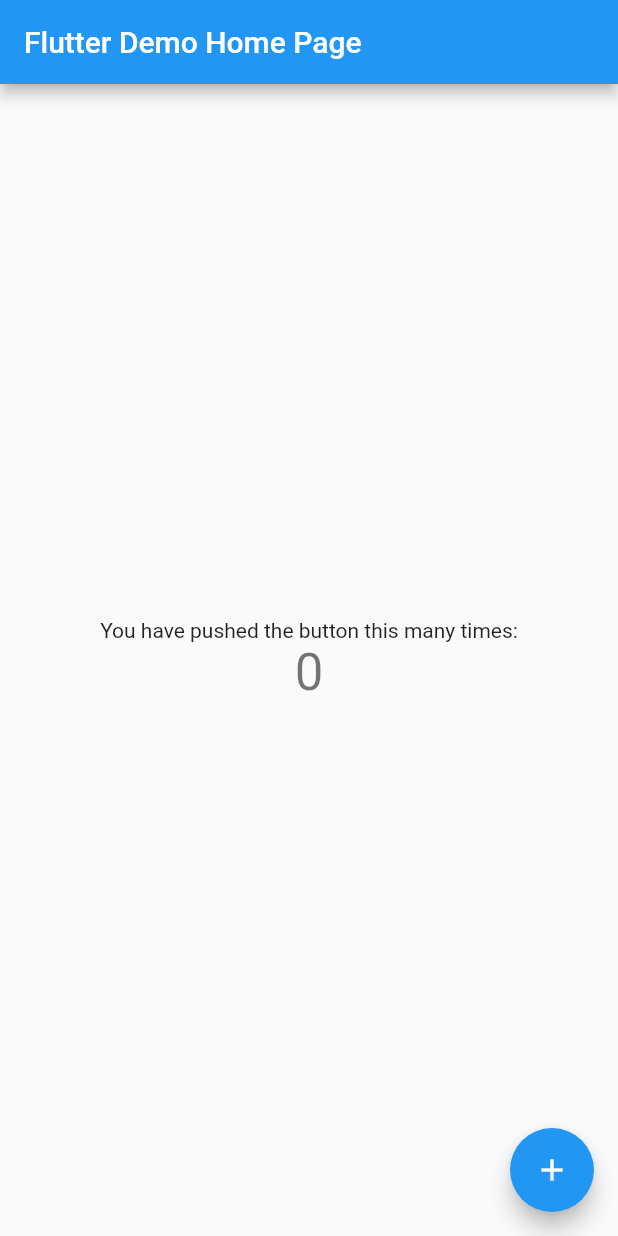
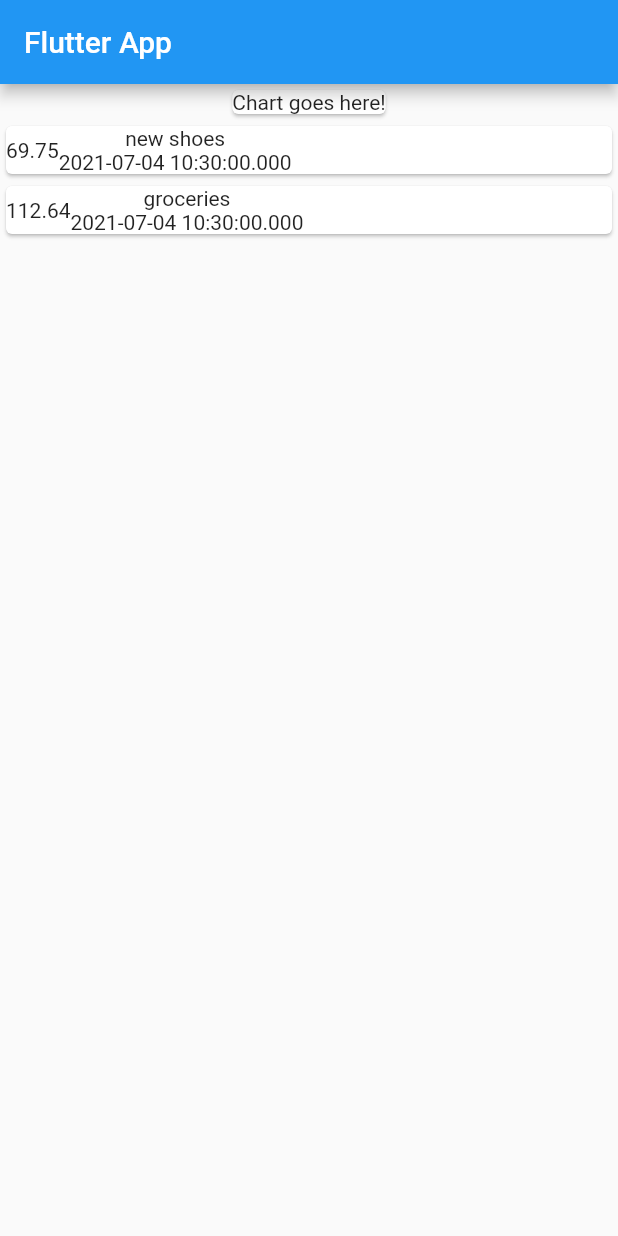
Before and after one commit to yaser-eftekhari/flutter-expense_planner, a Flutter app: the screen it shows after launch, on a phone screen of 412 x 824 dp. Run offline on Flutter 3.47's test engine with Material 2 defaults, Android fonts, the phone set to English and light mode, and no system bars.

Commit message:
added Transaction as a class; displaying a transaction as a card

```diff
--- a/lib/main.dart
+++ b/lib/main.dart
@@ -1,113 +1,73 @@
 import 'package:flutter/material.dart';
 
-void main() {
-  runApp(MyApp());
-}
+import './transaction.dart';
+
+void main() => runApp(MyApp());
 
 class MyApp extends StatelessWidget {
-  // This widget is the root of your application.
   @override
   Widget build(BuildContext context) {
     return MaterialApp(
-      title: 'Flutter Demo',
-      theme: ThemeData(
-        // This is the theme of your application.
-        //
-        // Try running your application with "flutter run". You'll see the
-        // application has a blue toolbar. Then, without quitting the app, try
-        // changing the primarySwatch below to Colors.green and then invoke
-        // "hot reload" (press "r" in the console where you ran "flutter run",
-        // or simply save your changes to "hot reload" in a Flutter IDE).
-        // Notice that the counter didn't reset back to zero; the application
-        // is not restarted.
-        primarySwatch: Colors.blue,
-      ),
-      home: MyHomePage(title: 'Flutter Demo Home Page'),
+      title: 'Flutter App',
+      home: MyHomePage(),
     );
   }
 }
 
-class MyHomePage extends StatefulWidget {
-  MyHomePage({Key? key, required this.title}) : super(key: key);
-
-  // This widget is the home page of your application. It is stateful, meaning
-  // that it has a State object (defined below) that contains fields that affect
-  // how it looks.
-
-  // This class is the configuration for the state. It holds the values (in this
-  // case the title) provided by the parent (in this case the App widget) and
-  // used by the build method of the State. Fields in a Widget subclass are
-  // always marked "final".
-
-  final String title;
-
-  @override
-  _MyHomePageState createState() => _MyHomePageState();
-}
-
-class _MyHomePageState extends State<MyHomePage> {
-  int _counter = 0;
-
-  void _incrementCounter() {
-    setState(() {
-      // This call to setState tells the Flutter framework that something has
-      // changed in this State, which causes it to rerun the build method below
-      // so that the display can reflect the updated values. If we changed
-      // _counter without calling setState(), then the build method would not be
-      // called again, and so nothing would appear to happen.
-      _counter++;
-    });
-  }
+class MyHomePage extends StatelessWidget {
+  final List<Transaction> transaction = [
+    Transaction(
+      id: "id1",
+      title: "new shoes",
+      amount: 69.75,
+      date: DateTime.now(),
+    ),
+    Transaction(
+      id: "id2",
+      title: "groceries",
+      amount: 112.64,
+      date: DateTime.now(),
+    ),
+  ];
 
   @override
   Widget build(BuildContext context) {
-    // This method is rerun every time setState is called, for instance as done
-    // by the _incrementCounter method above.
-    //
-    // The Flutter framework has been optimized to make rerunning build methods
-    // fast, so that you can just rebuild anything that needs updating rather
-    // than having to individually change instances of widgets.
     return Scaffold(
       appBar: AppBar(
-        // Here we take the value from the MyHomePage object that was created by
-        // the App.build method, and use it to set our appbar title.
-        title: Text(widget.title),
+        title: Text('Flutter App'),
       ),
-      body: Center(
-        // Center is a layout widget. It takes a single child and positions it
-        // in the middle of the parent.
-        child: Column(
-          // Column is also a layout widget. It takes a list of children and
-          // arranges them vertically. By default, it sizes itself to fit its
-          // children horizontally, and tries to be as tall as its parent.
-          //
-          // Invoke "debug painting" (press "p" in the console, choose the
-          // "Toggle Debug Paint" action from the Flutter Inspector in Android
-          // Studio, or the "Toggle Debug Paint" command in Visual Studio Code)
-          // to see the wireframe for each widget.
-          //
-          // Column has various properties to control how it sizes itself and
-          // how it positions its children. Here we use mainAxisAlignment to
-          // center the children vertically; the main axis here is the vertical
-          // axis because Columns are vertical (the cross axis would be
-          // horizontal).
-          mainAxisAlignment: MainAxisAlignment.center,
-          children: <Widget>[
-            Text(
-              'You have pushed the button this many times:',
-            ),
-            Text(
-              '$_counter',
-              style: Theme.of(context).textTheme.headline4,
-            ),
-          ],
-        ),
+      body: Column(
+        children: [
+          Card(
+            child: Text("Chart goes here!"),
+          ),
+          Column(
+            children: [
+              ...transaction.map(
+                (tx) {
+                  return Card(
+                    child: Row(
+                      children: [
+                        Container(
+                          child: Text(tx.amount.toString()),
+                        ),
+                        Column(
+                          children: [
+                            Text(tx.title),
+                            Text(
+                              tx.date.toString(),
+                            ),
+                          ],
+                        ),
+                      ],
+                    ),
+                  );
+                },
+              )
+            ],
+          )
+        ],
       ),
-      floatingActionButton: FloatingActionButton(
-        onPressed: _incrementCounter,
-        tooltip: 'Increment',
-        child: Icon(Icons.add),
-      ), // This trailing comma makes auto-formatting nicer for build methods.
     );
   }
 }
--- /dev/null
+++ b/lib/transaction.dart
@@ -0,0 +1,13 @@
+class Transaction {
+  final String id;
+  final String title;
+  final double amount;
+  final DateTime date;
+
+  Transaction({
+    required this.id,
+    required this.amount,
+    required this.date,
+    required this.title,
+  });
+}
```
